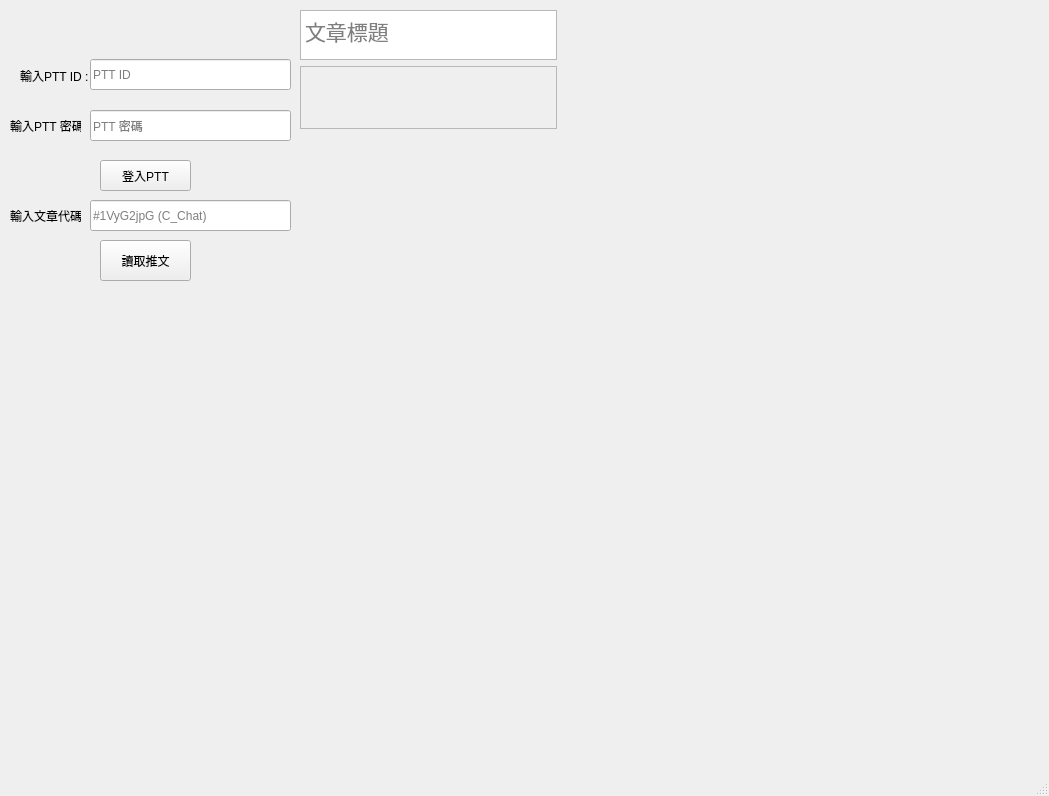
Qt form QT/main.ui (AaronLi963/PTTPostCrawler) before a commit.
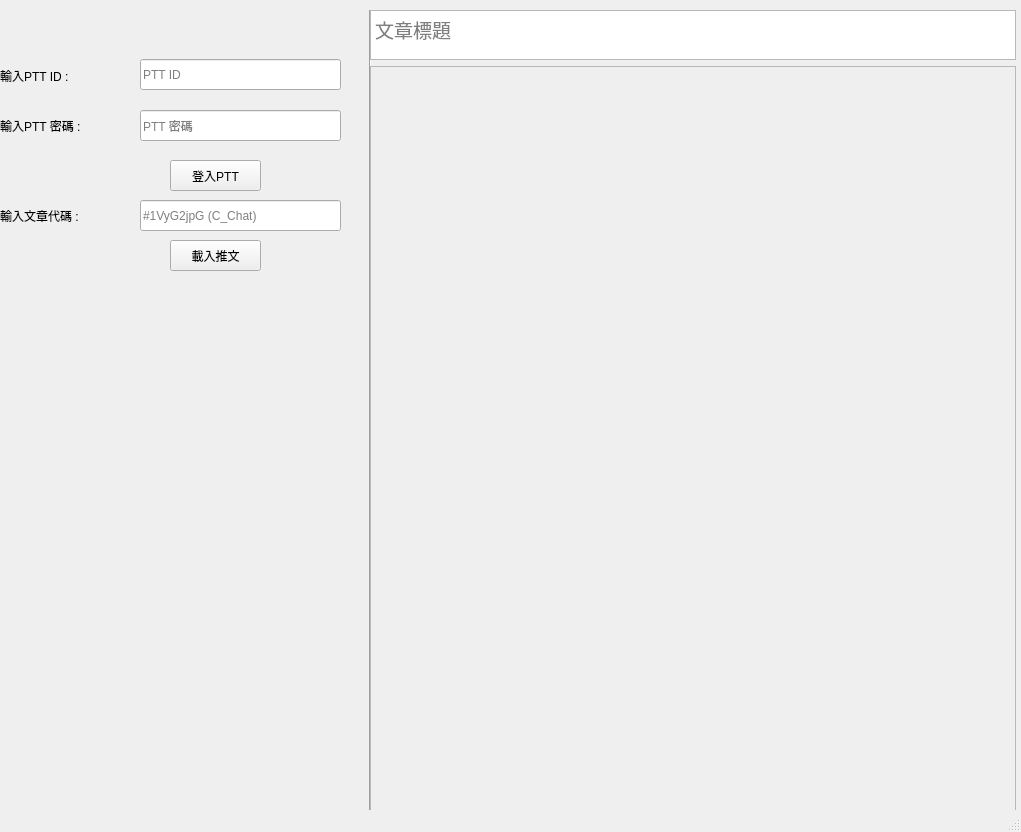
The same form after that commit.

Patch:
```diff
--- a/QT/main.ui
+++ b/QT/main.ui
@@ -6,8 +6,8 @@
    <rect>
     <x>0</x>
     <y>0</y>
-    <width>1049</width>
-    <height>796</height>
+    <width>1021</width>
+    <height>832</height>
    </rect>
   </property>
   <property name="windowTitle">
@@ -17,9 +17,9 @@
    <widget class="QLabel" name="labelPTTPassword">
     <property name="geometry">
      <rect>
-      <x>10</x>
+      <x>0</x>
       <y>110</y>
-      <width>71</width>
+      <width>131</width>
       <height>31</height>
      </rect>
     </property>
@@ -27,51 +27,10 @@
      <string>輸入PTT 密碼 :</string>
     </property>
    </widget>
-   <widget class="QLineEdit" name="inputPTTPassword">
-    <property name="geometry">
-     <rect>
-      <x>90</x>
-      <y>110</y>
-      <width>201</width>
-      <height>31</height>
-     </rect>
-    </property>
-    <property name="inputMethodHints">
-     <set>Qt::ImhHiddenText|Qt::ImhNoAutoUppercase|Qt::ImhNoPredictiveText|Qt::ImhSensitiveData</set>
-    </property>
-    <property name="text">
-     <string/>
-    </property>
-    <property name="maxLength">
-     <number>32767</number>
-    </property>
-    <property name="echoMode">
-     <enum>QLineEdit::Password</enum>
-    </property>
-    <property name="placeholderText">
-     <string>PTT 密碼</string>
-    </property>
-   </widget>
-   <widget class="QLineEdit" name="inputPTTAID">
-    <property name="geometry">
-     <rect>
-      <x>90</x>
-      <y>200</y>
-      <width>201</width>
-      <height>31</height>
-     </rect>
-    </property>
-    <property name="text">
-     <string/>
-    </property>
-    <property name="placeholderText">
-     <string>#1VyG2jpG (C_Chat)</string>
-    </property>
-   </widget>
    <widget class="QLineEdit" name="inputPTTID">
     <property name="geometry">
      <rect>
-      <x>90</x>
+      <x>140</x>
       <y>59</y>
       <width>201</width>
       <height>31</height>
@@ -87,9 +46,9 @@
    <widget class="QLabel" name="labelPTTPassword_2">
     <property name="geometry">
      <rect>
-      <x>10</x>
+      <x>0</x>
       <y>200</y>
-      <width>71</width>
+      <width>131</width>
       <height>31</height>
      </rect>
     </property>
@@ -100,9 +59,9 @@
    <widget class="QLabel" name="labelPTTID">
     <property name="geometry">
      <rect>
-      <x>20</x>
+      <x>0</x>
       <y>60</y>
-      <width>71</width>
+      <width>131</width>
       <height>31</height>
      </rect>
     </property>
@@ -113,7 +72,7 @@
    <widget class="QPushButton" name="bottonLogin">
     <property name="geometry">
      <rect>
-      <x>100</x>
+      <x>170</x>
       <y>160</y>
       <width>91</width>
       <height>31</height>
@@ -123,26 +82,74 @@
      <string>登入PTT</string>
     </property>
    </widget>
+   <widget class="Line" name="line">
+    <property name="geometry">
+     <rect>
+      <x>360</x>
+      <y>10</y>
+      <width>21</width>
+      <height>801</height>
+     </rect>
+    </property>
+    <property name="orientation">
+     <enum>Qt::Vertical</enum>
+    </property>
+   </widget>
+   <widget class="QLineEdit" name="inputPTTPassword">
+    <property name="geometry">
+     <rect>
+      <x>140</x>
+      <y>110</y>
+      <width>201</width>
+      <height>31</height>
+     </rect>
+    </property>
+    <property name="text">
+     <string/>
+    </property>
+    <property name="echoMode">
+     <enum>QLineEdit::Password</enum>
+    </property>
+    <property name="placeholderText">
+     <string>PTT 密碼</string>
+    </property>
+   </widget>
+   <widget class="QLineEdit" name="inputPTTAID">
+    <property name="geometry">
+     <rect>
+      <x>140</x>
+      <y>200</y>
+      <width>201</width>
+      <height>31</height>
+     </rect>
+    </property>
+    <property name="text">
+     <string/>
+    </property>
+    <property name="placeholderText">
+     <string>#1VyG2jpG (C_Chat)</string>
+    </property>
+   </widget>
    <widget class="QPushButton" name="bottonLoadPosts">
     <property name="geometry">
      <rect>
-      <x>100</x>
+      <x>170</x>
       <y>240</y>
       <width>91</width>
-      <height>41</height>
+      <height>31</height>
      </rect>
     </property>
     <property name="text">
-     <string>讀取推文</string>
+     <string>載入推文</string>
     </property>
    </widget>
    <widget class="QWidget" name="">
     <property name="geometry">
      <rect>
-      <x>300</x>
+      <x>370</x>
       <y>10</y>
-      <width>262</width>
-      <height>119</height>
+      <width>651</width>
+      <height>801</height>
      </rect>
     </property>
     <layout class="QVBoxLayout" name="verticalLayout_3">
@@ -160,7 +167,7 @@
        <property name="font">
         <font>
          <family>Times New Roman</family>
-         <pointsize>16</pointsize>
+         <pointsize>14</pointsize>
         </font>
        </property>
        <property name="placeholderText">
@@ -178,8 +185,8 @@
          <rect>
           <x>0</x>
           <y>0</y>
-          <width>254</width>
-          <height>60</height>
+          <width>643</width>
+          <height>742</height>
          </rect>
         </property>
        </widget>
```
Left out of the diff: 2 changed lines with no effect on the pictures.
